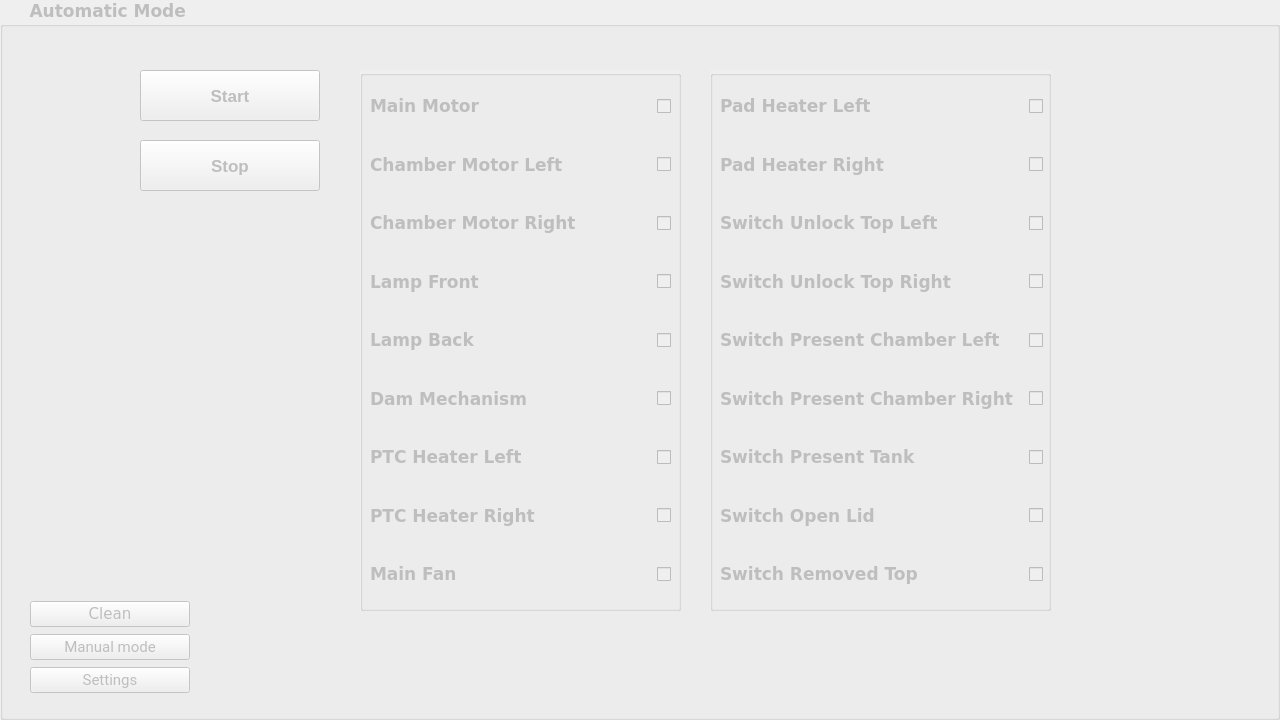
Before: the Qt Designer form Screens/VcDvtTestTools_automatic_mode.ui in aenapple/VcDvtTestTools, drawn with Qt 5.
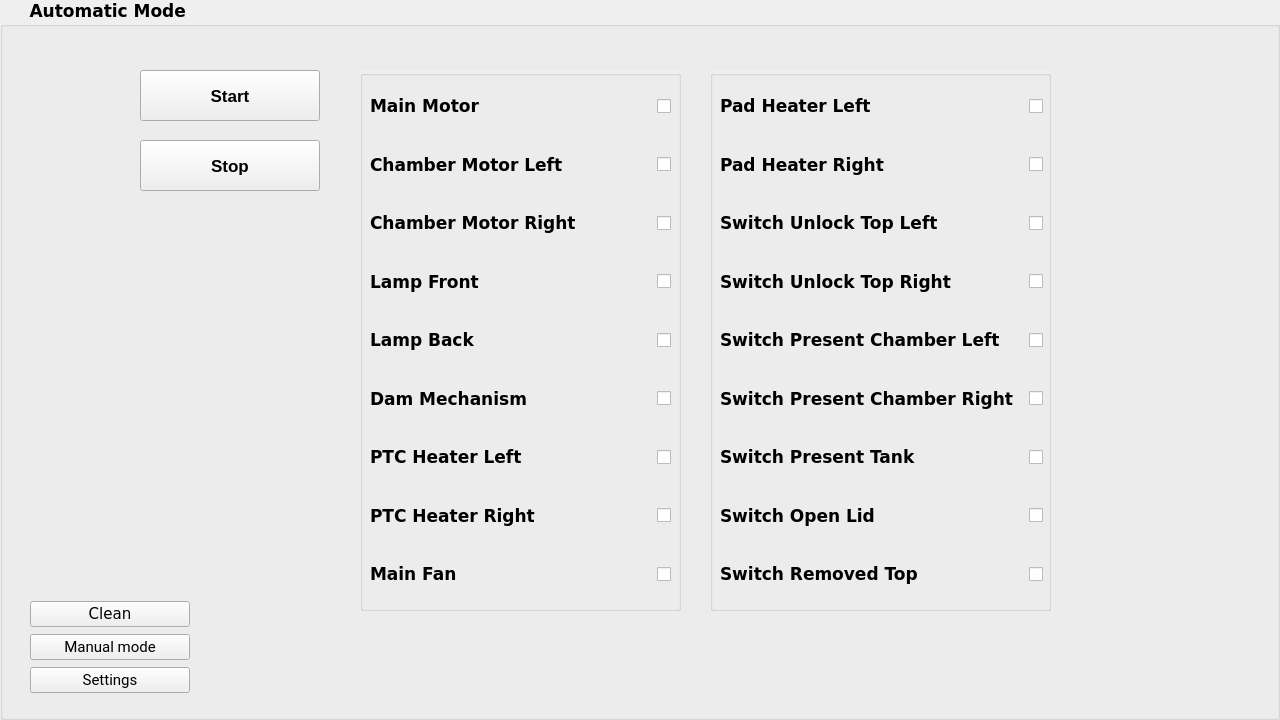
After: the same form once the commit is applied.

Diff of the .ui file:
```diff
--- a/Screens/VcDvtTestTools_automatic_mode.ui
+++ b/Screens/VcDvtTestTools_automatic_mode.ui
@@ -15,7 +15,7 @@
   </property>
   <widget class="QGroupBox" name="grBox_AutomaticMode">
    <property name="enabled">
-    <bool>false</bool>
+    <bool>true</bool>
    </property>
    <property name="geometry">
     <rect>
@@ -1132,6 +1132,9 @@
     </widget>
    </widget>
    <widget class="QPushButton" name="btn_AutomaticStart">
+    <property name="enabled">
+     <bool>true</bool>
+    </property>
     <property name="geometry">
      <rect>
       <x>140</x>
@@ -1199,6 +1202,9 @@
     <layout class="QVBoxLayout" name="verticalLayout">
      <item>
       <widget class="QPushButton" name="btn_CleanAutomatic">
+       <property name="enabled">
+        <bool>true</bool>
+       </property>
        <property name="font">
         <font>
          <pointsize>11</pointsize>
```
